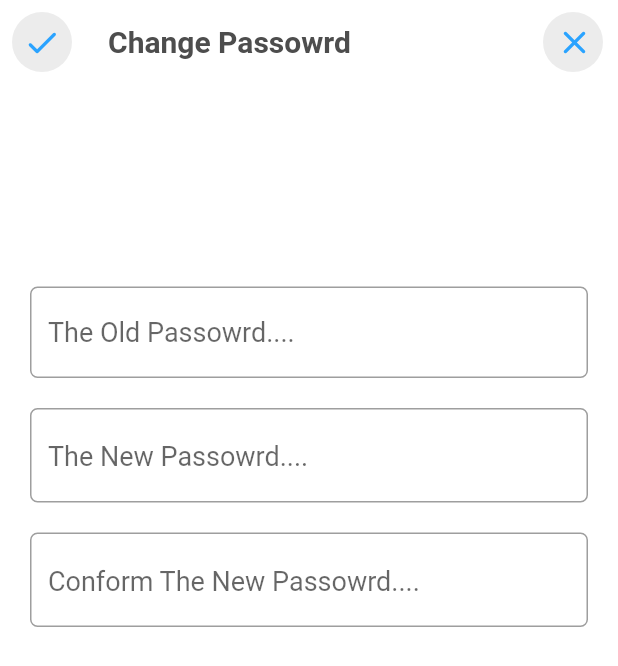
After one commit to ali-ebraheem/e_commerce_flutter, a Flutter app: the ChangePasswordScreen screen opened directly, after a tap on the "done" icon, on a phone screen of 412 x 824 dp. The commit adds this screen. Shown: the top 666 px of the screen. Run offline on Flutter 3.47's test engine with Material 2 defaults, Android fonts, the phone set to English and light mode, and no system bars; our stand-ins replace bloc, carousel_slider, conditional_builder_null_safety, dio, firebase_core, firebase_database and 7 more; accounts and stored records are empty; network calls fail.

Commit message:
add setting

```diff
--- a/lib/Cubit/cubit.dart
+++ b/lib/Cubit/cubit.dart
@@ -542,4 +542,28 @@ class ProjectCubit extends Cubit<ProjectStates> {
       profileCache!.removeLast();
     }
   }
+
+  String? validConfirmPassword;
+  String? validOldPassword;
+  String? validNewPassword;
+  Future changePassword(
+      {@required newPassowrd,
+      @required cNewPassowrd,
+      @required oldPassorwd}) async {
+    emit(ChangePasswordLoadingState());
+    await DioHelper.postData(url: changePasssword, token: token, data: {
+      'oldpassword': oldPassorwd,
+      'new_password': newPassowrd,
+      'confirm_password': cNewPassowrd
+    }).then((value) {
+      emit(ChangePasswordSuccussState());
+      validConfirmPassword = value.data['confirm_password'].toString();
+      validOldPassword = value.data['oldpassword'].toString();
+      validNewPassword = value.data['new_password'].toString();
+      print(value.data['confirm_password'].toString());
+    }).catchError((error) {
+      emit(ChangePasswordErrorState());
+      print(error);
+    });
+  }
 }
--- a/lib/Cubit/states.dart
+++ b/lib/Cubit/states.dart
@@ -137,3 +137,9 @@ class GetMessageConversationErrorState extends ProjectStates {}
 class GetMessageConversationLoadingState extends ProjectStates {}
 
 class GetMessageConversationSuccussState extends ProjectStates {}
+
+class ChangePasswordErrorState extends ProjectStates {}
+
+class ChangePasswordLoadingState extends ProjectStates {}
+
+class ChangePasswordSuccussState extends ProjectStates {}
--- a/lib/Shared/components/components.dart
+++ b/lib/Shared/components/components.dart
@@ -31,6 +31,7 @@ const String storeFavoriteItem = 'store_favorite_item';
 const String favoritesProducts = 'favorites_Products';
 const String deleteFavoriteItem = 'delete_favorite_item';
 const String messages = 'messages';
+const String changePasssword = 'change_password';
 String token = CacheHelper.getData(key: 'token');
 String email = CacheHelper.getData(key: 'email');
 String name = CacheHelper.getData(key: 'name');
--- /dev/null
+++ b/lib/modules/ChangePassowrd/changePassowd.dart
@@ -0,0 +1,232 @@
+import 'package:flutter/material.dart';
+import 'package:flutter_bloc/flutter_bloc.dart';
+import 'package:project_collage/Cubit/cubit.dart';
+import 'package:project_collage/Cubit/states.dart';
+import 'package:project_collage/Shared/components/components.dart';
+
+class ChangePasswordScreen extends StatelessWidget {
+  @override
+  Widget build(BuildContext context) {
+    var formKey = GlobalKey<FormState>();
+    TextEditingController oldPassordController = TextEditingController();
+    TextEditingController newPassordController = TextEditingController();
+    TextEditingController cNewPassowrdController = TextEditingController();
+    return BlocConsumer<ProjectCubit, ProjectStates>(
+        listener: (context, state) {},
+        builder: (context, state) {
+          return Scaffold(
+            appBar: AppBar(
+              leading: Builder(
+                builder: (context) => IconButton(
+                  onPressed: () {
+                    ProjectCubit.get(context)
+                        .changePassword(
+                            newPassowrd: newPassordController.text,
+                            cNewPassowrd: cNewPassowrdController.text,
+                            oldPassorwd: oldPassordController.text)
+                        .then((value) {
+                      if (formKey.currentState!.validate()) {
+                        Navigator.pop(context);
+                      }
+                    });
+                  },
+                  icon: CircleAvatar(
+                    radius: 20,
+                    backgroundColor: secondColor,
+                    child: Icon(
+                      Icons.done_rounded,
+                      color: switchColors,
+                      size: 26,
+                    ),
+                  ),
+                ),
+              ),
+              title: Text(
+                'Change Passowrd',
+                style: TextStyle(fontWeight: FontWeight.bold, color: textColor),
+              ),
+              elevation: 0,
+              actions: [
+                Padding(
+                    padding: const EdgeInsets.symmetric(horizontal: 10),
+                    child: CircleAvatar(
+                      radius: 20,
+                      backgroundColor: secondColor,
+                      child: IconButton(
+                        onPressed: () {
+                          ProjectCubit.get(context).imagesDashboard.clear();
+                          ProjectCubit.get(context).images.clear();
+                          print(ProjectCubit.get(context).images);
+                          Navigator.pop(context);
+                        },
+                        icon: Icon(
+                          Icons.close_rounded,
+                          color: switchColors,
+                          size: 26,
+                        ),
+                      ),
+                    )),
+              ],
+            ),
+            body: Padding(
+              padding: const EdgeInsets.all(15),
+              child: SingleChildScrollView(
+                physics: BouncingScrollPhysics(),
+                child: Form(
+                    key: formKey,
+                    child: Column(
+                      mainAxisAlignment: MainAxisAlignment.start,
+                      crossAxisAlignment: CrossAxisAlignment.start,
+                      children: [
+                        SizedBox(
+                          height: 120,
+                        ),
+                        //prouduct name
+                        Padding(
+                            padding: const EdgeInsets.symmetric(horizontal: 0),
+                            child: Padding(
+                                padding:
+                                    const EdgeInsets.symmetric(horizontal: 5),
+                                child: TextFormField(
+                                  validator: (value) {
+                                    if (ProjectCubit.get(context)
+                                            .validOldPassword!
+                                            .isNotEmpty &&
+                                        ProjectCubit.get(context)
+                                                .validOldPassword !=
+                                            'null') {
+                                      return ProjectCubit.get(context)
+                                          .validOldPassword;
+                                    }
+                                    return null;
+                                  },
+                                  controller: oldPassordController,
+                                  style: TextStyle(fontSize: 18),
+                                  textAlignVertical: TextAlignVertical.center,
+                                  decoration: InputDecoration(
+                                    border: OutlineInputBorder(
+                                      borderSide: BorderSide(
+                                          width: 1, color: secondColor),
+                                      borderRadius: BorderRadius.circular(5),
+                                    ),
+                                    hintText: 'The Old Passowrd....',
+                                    hintStyle: TextStyle(fontSize: 18),
+                                  ),
+                                ))),
+                        SizedBox(
+                          height: 20,
+                        ),
+                        // condition and brand
+                        Row(
+                          children: [
+                            Expanded(
+                              child: Padding(
+                                  padding:
+                                      const EdgeInsets.symmetric(horizontal: 0),
+                                  child: Padding(
+                                      padding: const EdgeInsets.symmetric(
+                                          horizontal: 5),
+                                      child: TextFormField(
+                                        validator: (value) {
+                                          if (ProjectCubit.get(context)
+                                                  .validNewPassword!
+                                                  .isNotEmpty &&
+                                              ProjectCubit.get(context)
+                                                      .validNewPassword !=
+                                                  'null') {
+                                            return ProjectCubit.get(context)
+                                                .validNewPassword;
+                                          }
+                                          return null;
+                                        },
+                                        controller: newPassordController,
+                                        style: TextStyle(fontSize: 20),
+                                        keyboardType: TextInputType.text,
+                                        textAlignVertical:
+                                            TextAlignVertical.center,
+                                        decoration: InputDecoration(
+                                          focusedErrorBorder:
+                                              OutlineInputBorder(
+                                            borderSide: BorderSide(
+                                                width: 1, color: Colors.red),
+                                            borderRadius:
+                                                BorderRadius.circular(5),
+                                          ),
+                                          errorBorder: OutlineInputBorder(
+                                            borderSide: BorderSide(
+                                                width: 1, color: Colors.red),
+                                            borderRadius:
+                                                BorderRadius.circular(5),
+                                          ),
+                                          border: OutlineInputBorder(
+                                            borderSide: BorderSide(
+                                                width: 1, color: secondColor),
+                                            borderRadius:
+                                                BorderRadius.circular(5),
+                                          ),
+                                          hintText: 'The New Passowrd....',
+                                          hintStyle: TextStyle(fontSize: 18),
+                                        ),
+                                      ))),
+                            ),
+                          ],
+                        ),
+                        SizedBox(
+                          height: 20,
+                        ),
+                        // description
+                        Padding(
+                          padding: const EdgeInsets.symmetric(horizontal: 0),
+                          child: Padding(
+                            padding: const EdgeInsets.symmetric(horizontal: 5),
+                            child: TextFormField(
+                              validator: (value) {
+                                if (ProjectCubit.get(context)
+                                        .validConfirmPassword!
+                                        .isNotEmpty &&
+                                    ProjectCubit.get(context)
+                                            .validConfirmPassword !=
+                                        'null') {
+                                  return ProjectCubit.get(context)
+                                      .validConfirmPassword;
+                                }
+                                return null;
+                              },
+                              controller: cNewPassowrdController,
+                              style: TextStyle(fontSize: 20),
+                              keyboardType: TextInputType.text,
+                              textAlignVertical: TextAlignVertical.center,
+                              decoration: InputDecoration(
+                                focusedErrorBorder: OutlineInputBorder(
+                                  borderSide:
+                                      BorderSide(width: 1, color: Colors.red),
+                                  borderRadius: BorderRadius.circular(5),
+                                ),
+                                errorBorder: OutlineInputBorder(
+                                  borderSide:
+                                      BorderSide(width: 1, color: Colors.red),
+                                  borderRadius: BorderRadius.circular(5),
+                                ),
+                                border: OutlineInputBorder(
+                                  borderSide:
+                                      BorderSide(width: 1, color: secondColor),
+                                  borderRadius: BorderRadius.circular(5),
+                                ),
+                                hintText: 'Conform The New Passowrd....',
+                                hintStyle: TextStyle(fontSize: 18),
+                              ),
+                            ),
+                          ),
+                        ),
+
+                        SizedBox(
+                          height: 50,
+                        ),
+                      ],
+                    )),
+              ),
+            ),
+          );
+        });
+  }
+}
--- a/lib/modules/Product/productScreen.dart
+++ b/lib/modules/Product/productScreen.dart
@@ -114,11 +114,10 @@ class ProductScreen extends StatelessWidget {
                                         offset: offcet,
                                         count: product.images!.length,
                                         effect: WormEffect(
-                                          dotColor:
-                                              Color.fromARGB(95, 65, 65, 65),
-                                          dotHeight: 10,
-                                          dotWidth: 10,
-                                          activeDotColor: Colors.black,
+                                          dotColor: secondColor,
+                                          dotHeight: 8,
+                                          dotWidth: 8,
+                                          activeDotColor: switchColors,
                                         )),
                                   ),
                                 ]),
--- a/lib/modules/Setting/Setting.dart
+++ b/lib/modules/Setting/Setting.dart
@@ -1,6 +1,7 @@
 import 'package:flutter/material.dart';
 import 'package:flutter_svg/svg.dart';
 import 'package:project_collage/Shared/components/components.dart';
+import 'package:project_collage/modules/ChangePassowrd/changePassowd.dart';
 
 class SettingScreen extends StatelessWidget {
   @override
@@ -57,9 +58,17 @@ class SettingScreen extends StatelessWidget {
             ),
             Padding(
               padding: const EdgeInsets.symmetric(horizontal: 15, vertical: 10),
-              child: Text(
-                'Change passowrd',
-                style: TextStyle(color: textColor, fontSize: 16),
+              child: GestureDetector(
+                onTap: () {
+                  Navigator.push(
+                      context,
+                      MaterialPageRoute(
+                          builder: (context) => ChangePasswordScreen()));
+                },
+                child: Text(
+                  'Change passowrd',
+                  style: TextStyle(color: textColor, fontSize: 16),
+                ),
               ),
             ),
             Padding(
```
Also changed, not shown: pubspec.lock.
